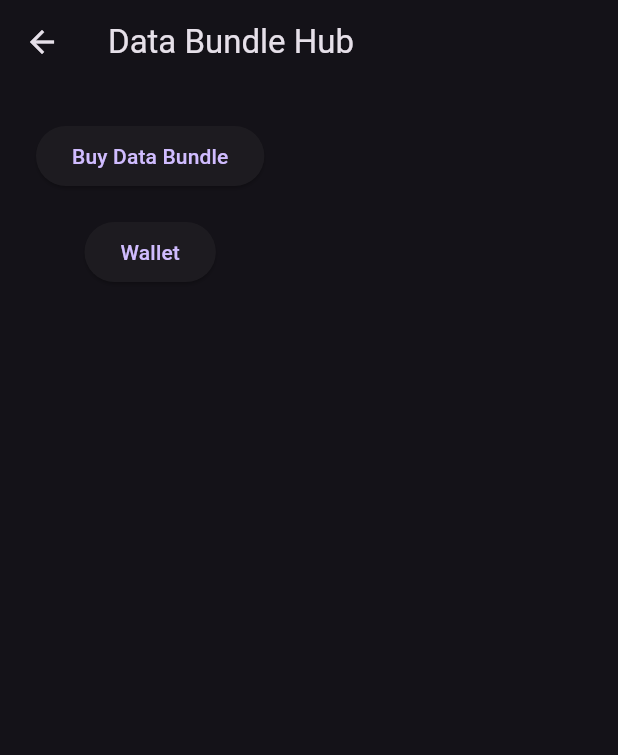
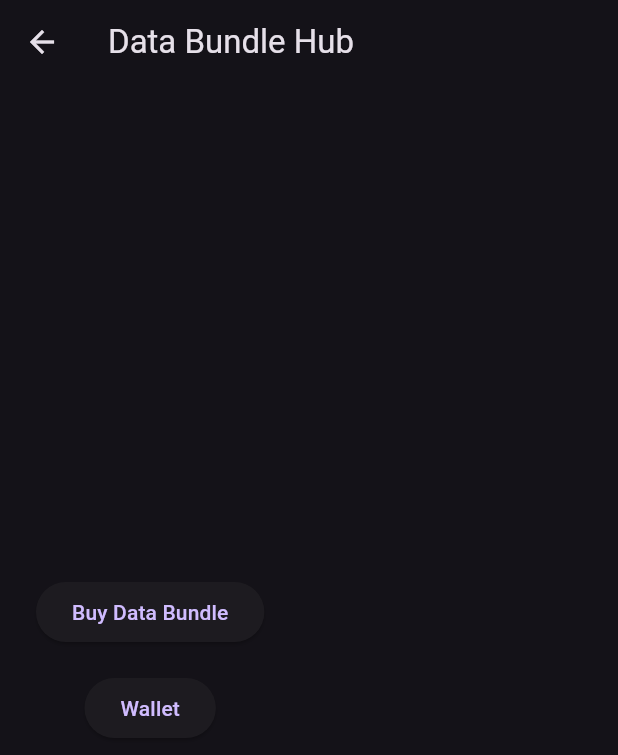
Before and after one commit to sulimanalhassan123as-code/datahub-flutter, a Flutter app: the HomeScreen screen opened directly, on a phone screen of 412 x 824 dp. Shown: the top 755 px of the screen. Run offline on Flutter 3.47's test engine with Material 3 defaults, Android fonts, the phone set to English and light mode, and no system bars.

Commit message:
Update home_screen.dart

```diff
--- a/lib/home_screen.dart
+++ b/lib/home_screen.dart
@@ -8,16 +8,21 @@ class HomeScreen extends StatelessWidget {
   @override
   Widget build(BuildContext context) {
     return Scaffold(
-      appBar: AppBar(title: const Text("Data Bundle Hub")),
+      appBar: AppBar(
+        title: const Text("Data Bundle Hub"),
+      ),
       body: Padding(
         padding: const EdgeInsets.all(24),
         child: Column(
+          mainAxisAlignment: MainAxisAlignment.center,
           children: [
             ElevatedButton(
               onPressed: () {
                 Navigator.push(
                   context,
-                  MaterialPageRoute(builder: (_) => const BundlesScreen()),
+                  MaterialPageRoute(
+                    builder: (_) => const BundlesScreen(),
+                  ),
                 );
               },
               child: const Text("Buy Data Bundle"),
@@ -27,7 +32,9 @@ class HomeScreen extends StatelessWidget {
               onPressed: () {
                 Navigator.push(
                   context,
-                  MaterialPageRoute(builder: (_) => const WalletScreen()),
+                  MaterialPageRoute(
+                    builder: (_) => const WalletScreen(),
+                  ),
                 );
               },
               child: const Text("Wallet"),
```
